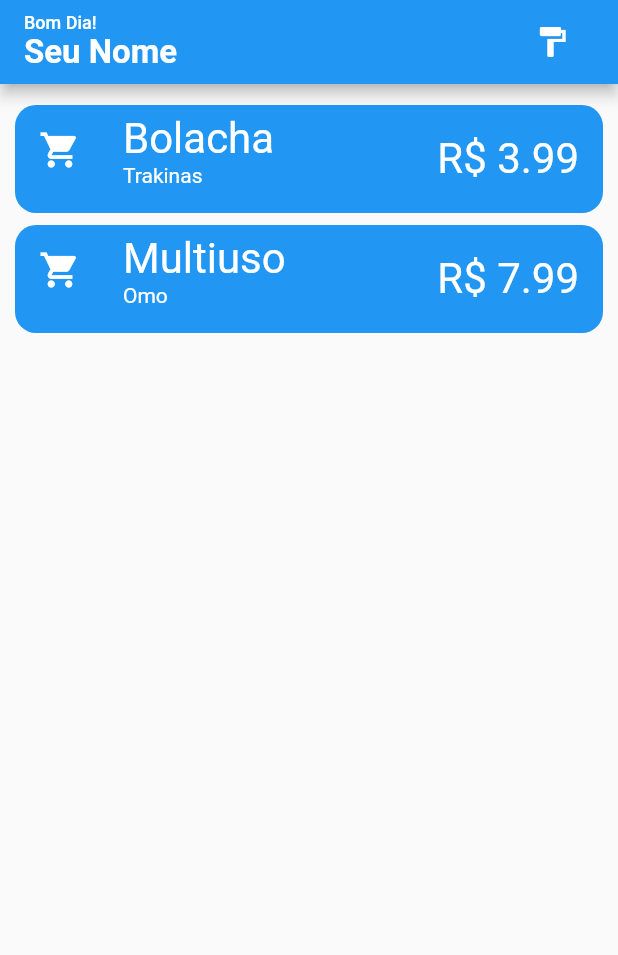
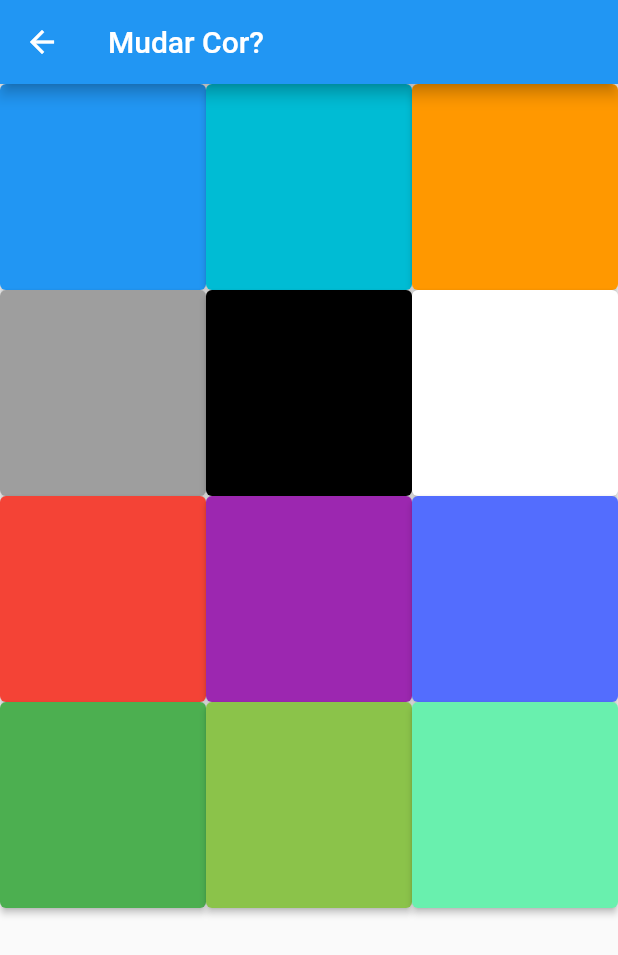
Before and after one commit to Canudo319/shopping-list-app, a Flutter app: the screen it shows after launch, after a tap on the "format paint" icon, on a phone screen of 412 x 824 dp. Shown: the top 955 px of the screen. Run offline on Flutter 3.47's test engine with Material 2 defaults, Android fonts, the phone set to English and light mode, and no system bars; our stand-ins replace shared_preferences.

Commit message:
Adição dos Botões de trocar cor e inspecionar Item

```diff
--- /dev/null
+++ b/lib/ui/change_primary_color.dart
@@ -0,0 +1,50 @@
+import 'package:flutter/material.dart';
+
+class ChangePrimaryColor extends StatelessWidget {
+  const ChangePrimaryColor({Key? key}) : super(key: key);
+
+  List<ElevatedButton> _getAllColors() {
+    const colors = [
+      Colors.blue,
+      Colors.cyan,
+      Colors.orange,
+      Colors.grey,
+      Colors.black,
+      Colors.white,
+      Colors.red,
+      Colors.purple,
+      Colors.indigoAccent,
+      Colors.green,
+      Colors.lightGreen,
+      Colors.greenAccent,
+    ];
+
+    List<ElevatedButton> buttons = [];
+    for (var color in colors) {
+      buttons.add(
+        ElevatedButton(
+          style: ElevatedButton.styleFrom(
+            primary: color,
+          ),
+          onPressed: () {},
+          child: const Text(""),
+        ),
+      );
+    }
+
+    return buttons;
+  }
+
+  @override
+  Widget build(BuildContext context) {
+    return Scaffold(
+      appBar: AppBar(
+        title: const Text("Mudar Cor?"),
+      ),
+      body: GridView.count(
+        crossAxisCount: 3,
+        children: [..._getAllColors()],
+      ),
+    );
+  }
+}
--- a/lib/ui/home_app.dart
+++ b/lib/ui/home_app.dart
@@ -1,4 +1,5 @@
 import 'package:flutter/material.dart';
+import 'package:shopping_list_app/ui/change_primary_color.dart';
 
 import '../models/shopping_item_model.dart';
 import '../widgets/greeter_widget.dart';
@@ -42,7 +43,14 @@ class HomeApp extends StatelessWidget {
         title: const GreeterWidget(),
         actions: [
           RawMaterialButton(
-            onPressed: () {},
+            onPressed: () {
+              Navigator.push(
+                context,
+                MaterialPageRoute<void>(
+                  builder: (BuildContext context) => const ChangePrimaryColor(),
+                ),
+              );
+            },
             shape: const CircleBorder(),
             child: const Icon(
               Icons.format_paint,
--- a/lib/ui/item_inspection.dart
+++ b/lib/ui/item_inspection.dart
@@ -11,7 +11,23 @@ class ItemInspection extends StatelessWidget {
     return Scaffold(
       appBar: AppBar(
         backgroundColor: Theme.of(context).primaryColor,
-        title: Text(item.name),
+        title: Column(
+          crossAxisAlignment: CrossAxisAlignment.start,
+          children: [
+            Text(
+              item.name,
+              style: const TextStyle(
+                fontWeight: FontWeight.bold,
+                fontSize: 20,
+              ),
+            ),
+            const SizedBox(height: 2),
+            Text(
+              item.brand ?? "",
+              style: const TextStyle(fontSize: 12),
+            ),
+          ],
+        ),
       ),
     );
   }
```
